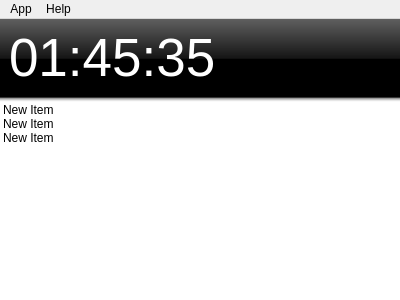
The window that app/mainwindow.ui (navrocky/OpenTimeTracker) describes before a commit, drawn with Qt 5.
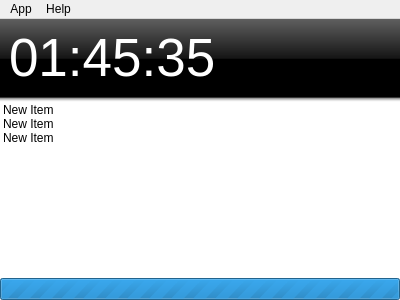
The same window after the commit.

What changed in the file:
```diff
--- a/app/mainwindow.ui
+++ b/app/mainwindow.ui
@@ -132,6 +132,16 @@
       </item>
      </widget>
     </item>
+    <item>
+     <widget class="QProgressBar" name="progressBar">
+      <property name="maximum">
+       <number>0</number>
+      </property>
+      <property name="value">
+       <number>-1</number>
+      </property>
+     </widget>
+    </item>
    </layout>
   </widget>
   <widget class="QMenuBar" name="menuBar">
```
Left out of the diff: 13 changed lines with no effect on the pictures.
